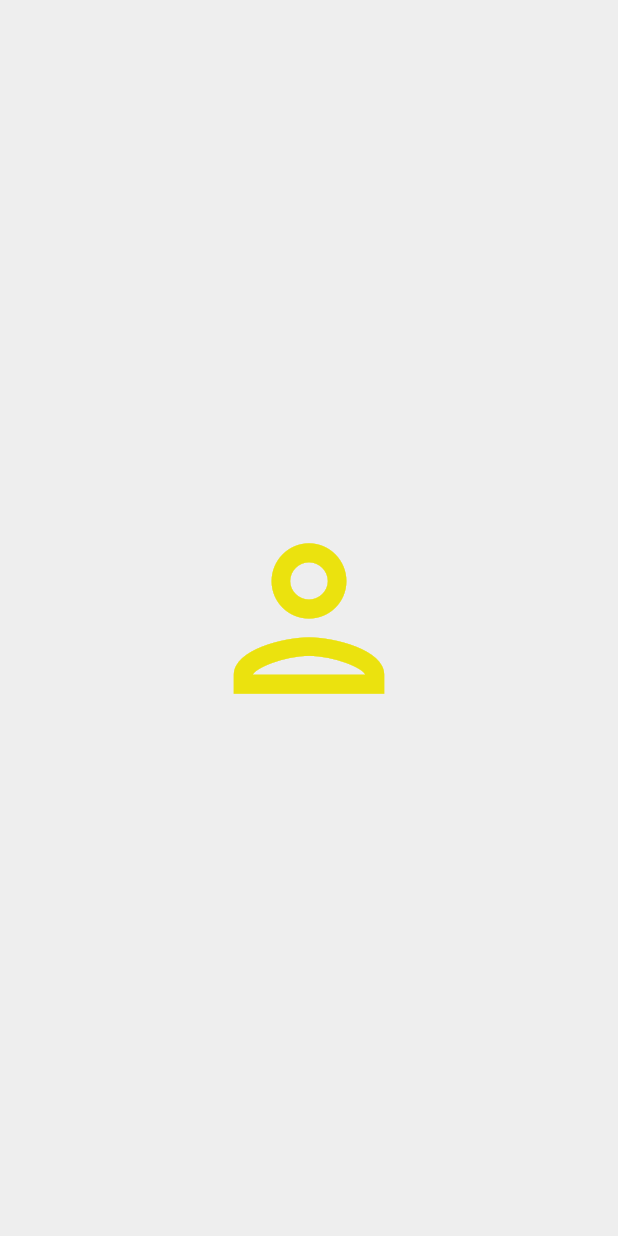
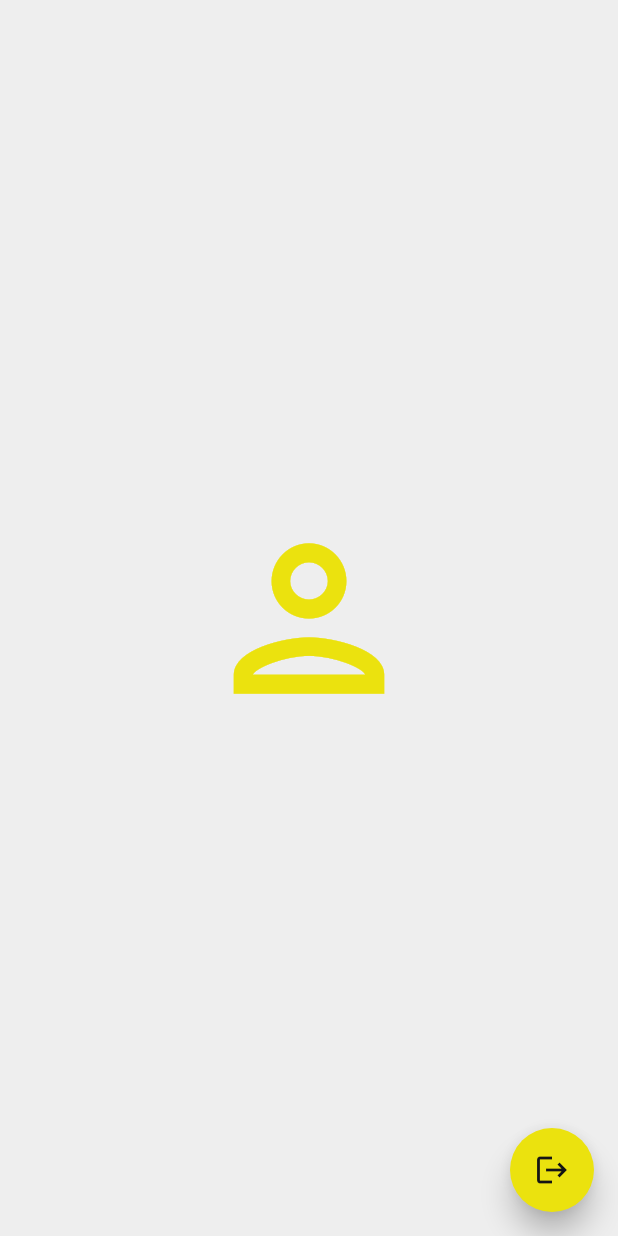
Before and after one commit to carlostg/demo1, a Flutter app: the ProfileWidget screen opened directly, on a phone screen of 412 x 824 dp. Run offline on Flutter 3.47's test engine with Material 2 defaults, Android fonts, the phone set to English and light mode, and no system bars; our stand-ins replace auto_size_text, built_collection, built_value, cloud_firestore, firebase_auth, firebase_core and 5 more; accounts and stored records are empty; generated files the repository leaves out were written again; network calls fail.

Commit message:
Updating to latest FlutterFlow output.

```diff
--- a/lib/profile/profile_widget.dart
+++ b/lib/profile/profile_widget.dart
@@ -1,4 +1,6 @@
+import '../auth/auth_util.dart';
 import '../flutter_flow/flutter_flow_theme.dart';
+import '../login_page/login_page_widget.dart';
 import 'package:flutter/material.dart';
 import 'package:google_fonts/google_fonts.dart';
 
@@ -16,6 +18,25 @@ class _ProfileWidgetState extends State<ProfileWidget> {
   Widget build(BuildContext context) {
     return Scaffold(
       key: scaffoldKey,
+      floatingActionButton: FloatingActionButton(
+        onPressed: () async {
+          await signOut();
+          await Navigator.pushAndRemoveUntil(
+            context,
+            MaterialPageRoute(
+              builder: (context) => LoginPageWidget(),
+            ),
+            (r) => false,
+          );
+        },
+        backgroundColor: Color(0xFFEBE20E),
+        elevation: 8,
+        child: Icon(
+          Icons.logout,
+          color: Color(0xFF141414),
+          size: 24,
+        ),
+      ),
       body: SafeArea(
         child: Container(
           width: double.infinity,
--- a/pubspec.yaml
+++ b/pubspec.yaml
@@ -30,7 +30,6 @@ dependencies:
   cloud_firestore: ^0.16.0
   firebase_auth: ^0.20.0+1
   firebase_core: ^0.7.0
-  flutter_facebook_auth: ^2.0.2+1
   font_awesome_flutter:
   google_fonts:
   google_sign_in: ^4.0.16
```
